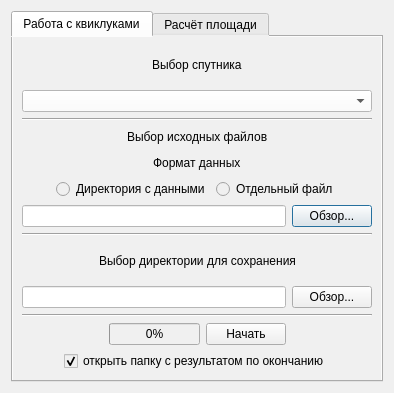
Before: the Qt Designer form helper_main_dialog_base.ui in bazzile/helper, drawn with Qt 5.
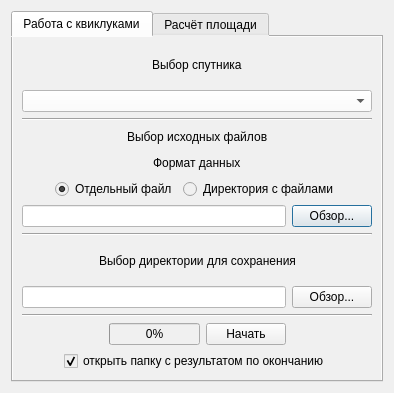
After: the same form once the commit is applied.

Commit message: переписанная версия с TH, начатась подготовка к объединению с ZY

```diff
--- a/helper_main_dialog_base.ui
+++ b/helper_main_dialog_base.ui
@@ -182,16 +182,25 @@
               </spacer>
              </item>
              <item>
-              <widget class="QRadioButton" name="radioButton_2">
+              <widget class="QRadioButton" name="SINGLE_radioButton">
+               <property name="enabled">
+                <bool>true</bool>
+               </property>
                <property name="text">
-                <string>Директория с данными</string>
+                <string>Отдельный файл</string>
+               </property>
+               <property name="checkable">
+                <bool>true</bool>
+               </property>
+               <property name="checked">
+                <bool>true</bool>
                </property>
               </widget>
              </item>
              <item>
               <widget class="QRadioButton" name="radioButton">
                <property name="text">
-                <string>Отдельный файл</string>
+                <string>Директория с файлами</string>
                </property>
               </widget>
              </item>
```
Left out of the diff: 2 changed lines with no effect on the pictures. The commit also changes 2 other files.
